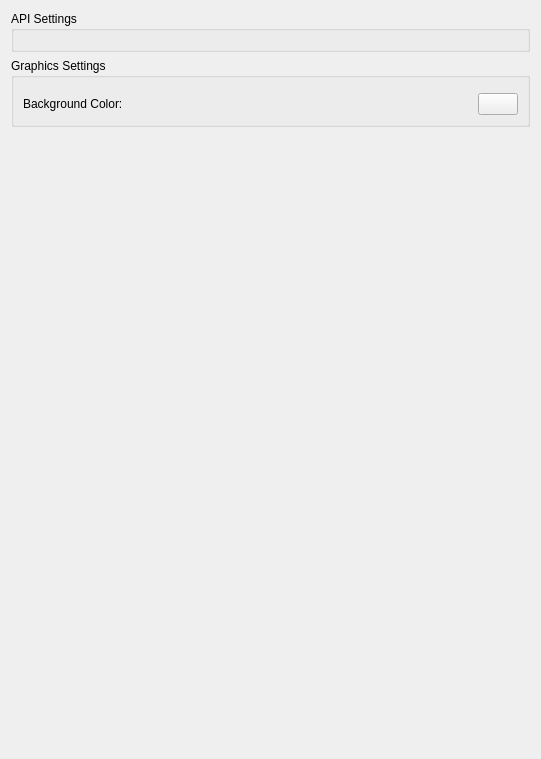
This is src/torzu/configuration/configure_graphics.ui in rtiangha/torzu-emu as Qt 5 draws it before an edit. The edited form follows.
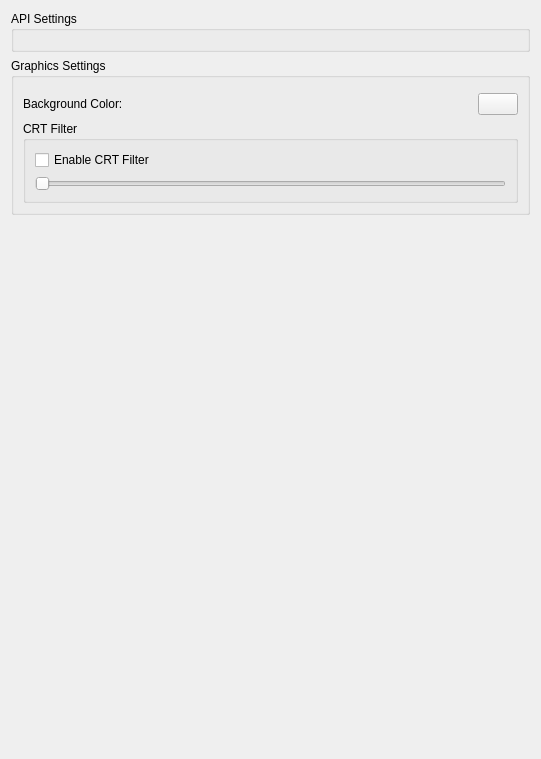
This is the edited form.

Commit message: shaders(CRT): Integrate Into Settings

```diff
--- a/src/torzu/configuration/configure_graphics.ui
+++ b/src/torzu/configuration/configure_graphics.ui
@@ -126,6 +126,33 @@
           </layout>
          </widget>
         </item>
+        <item>
+         <widget class="QGroupBox" name="groupBox_CRT">
+          <property name="title">
+           <string>CRT Filter</string>
+          </property>
+          <layout class="QVBoxLayout">
+           <item>
+            <widget class="QCheckBox" name="toggle_crt_filter">
+             <property name="text">
+              <string>Enable CRT Filter</string>
+             </property>
+            </widget>
+           </item>
+           <item>
+            <widget class="QSlider" name="crt_curvature_slider">
+             <property name="enabled">
+              <bool>false</bool>
+             </property>
+             <property name="orientation">
+              <enum>Qt::Horizontal</enum>
+             </property>
+            </widget>
+           </item>
+           <!-- Add similar sliders for scanline intensity and RGB shift -->
+          </layout>
+         </widget>
+        </item>
        </layout>
       </widget>
      </item>
```
